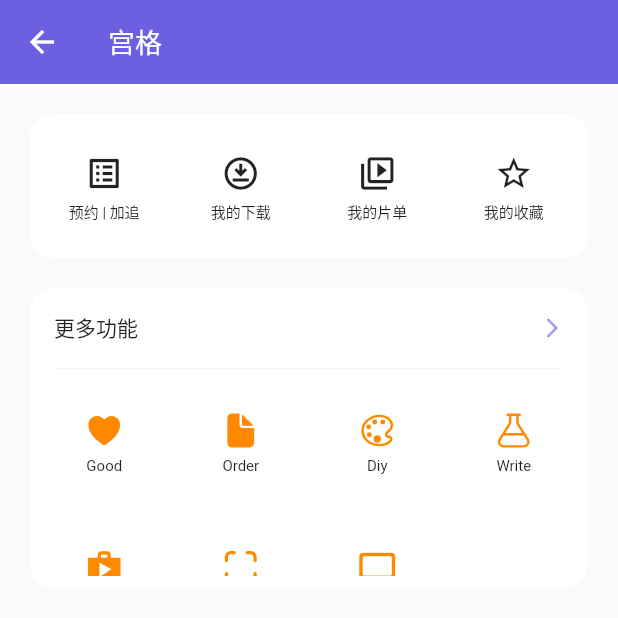
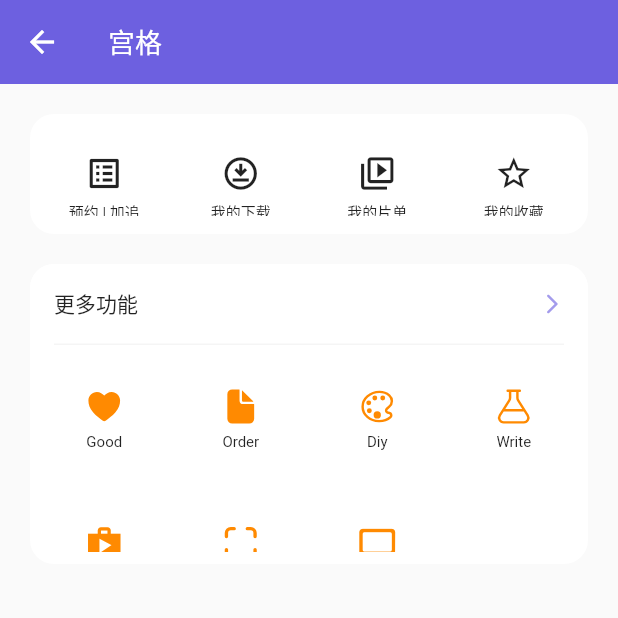
Before and after one commit to keep2zero/flutter_cxui, a Flutter app: the PagePlaceGrid screen opened by its route, on a phone screen of 412 x 824 dp, the top half of it. Run offline on Flutter 3.47's test engine with Material 2 defaults, Android fonts, the phone set to English and light mode, and no system bars; our stand-ins replace ionicons.

Commit message:
opt: 优化界面

```diff
--- a/lib/pages/page_place_grid.dart
+++ b/lib/pages/page_place_grid.dart
@@ -19,11 +19,12 @@ class PagePlaceGrid extends StatelessWidget {
               bgColor: CxConfig.white,
               radius: 16,
               body: CxPlaceGrid(
+                height: 60,
                 cols: 4,
                 items: pgi_01,
               ),
             ),
-            SizedBox(
+            const SizedBox(
               height: 20,
             ),
             CxCard(
```
